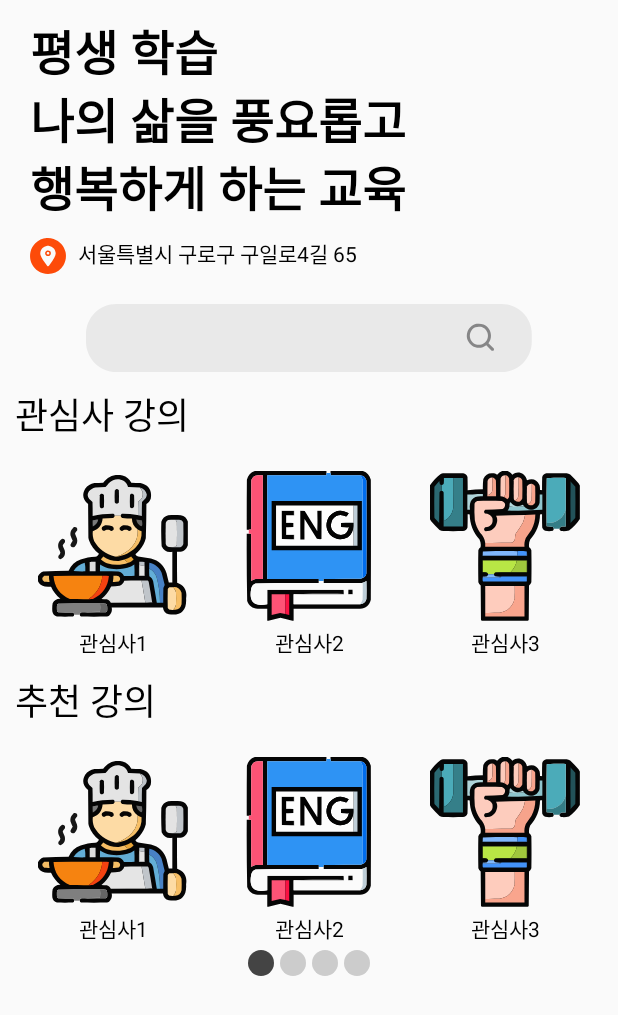
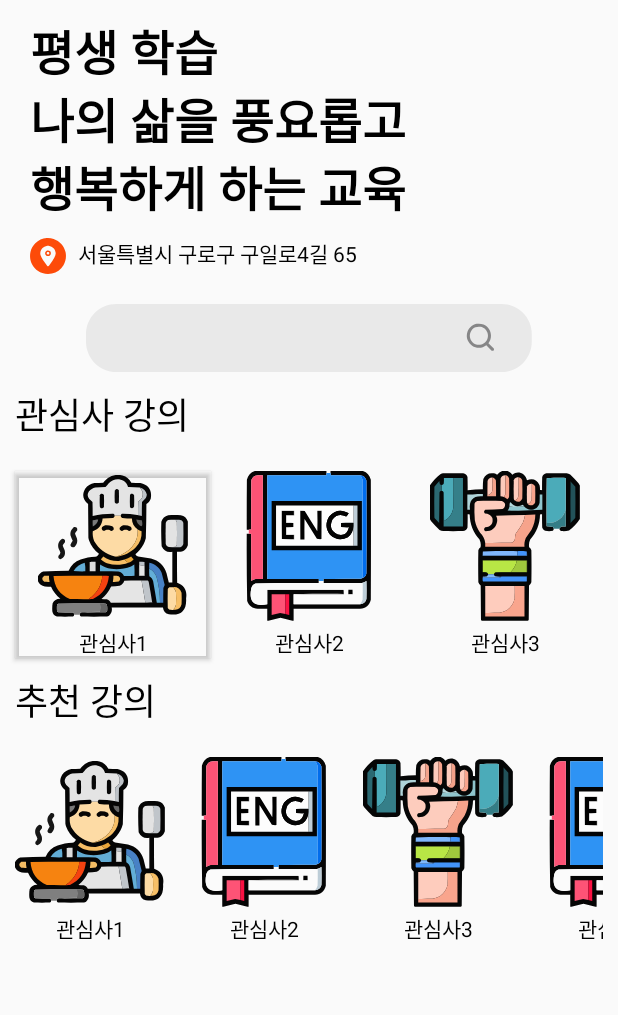
Before and after one commit to YONGHUN0317/LifeLongLearning, an Android app built with Jetpack Compose: the MainView screen opened through its navigation route, on a phone screen of 412 x 824 dp. Shown: the top 1015 px of the screen. Run offline under Robolectric (Android 15) with nearby library versions, the phone set to English and light mode, and no system bars; libraries missing offline, so code that uses them is left out: io.github.muddz.styleabletoast.

Commit message:
MainView.kt 60%

```diff
--- a/presentatiion/build.gradle
+++ b/presentatiion/build.gradle
@@ -92,4 +92,6 @@ dependencies {
     implementation 'io.reactivex.rxjava3:rxandroid:3.0.2'
     debugImplementation 'androidx.compose.ui:ui-tooling'
     debugImplementation 'androidx.compose.ui:ui-test-manifest'
+    implementation "androidx.paging:paging-compose:3.3.0-alpha02"
+
 }
--- a/presentatiion/src/main/java/com/src/presentation/views/main/MainView.kt
+++ b/presentatiion/src/main/java/com/src/presentation/views/main/MainView.kt
@@ -3,9 +3,11 @@ package com.src.presentation.views.main
 import androidx.compose.foundation.ExperimentalFoundationApi
 import androidx.compose.foundation.Image
 import androidx.compose.foundation.background
+import androidx.compose.foundation.horizontalScroll
 import androidx.compose.foundation.layout.Arrangement
 import androidx.compose.foundation.layout.Box
 import androidx.compose.foundation.layout.Column
+import androidx.compose.foundation.layout.PaddingValues
 import androidx.compose.foundation.layout.Row
 import androidx.compose.foundation.layout.fillMaxSize
 import androidx.compose.foundation.layout.fillMaxWidth
@@ -14,13 +16,16 @@ import androidx.compose.foundation.layout.padding
 import androidx.compose.foundation.layout.size
 import androidx.compose.foundation.pager.HorizontalPager
 import androidx.compose.foundation.pager.rememberPagerState
+import androidx.compose.foundation.rememberScrollState
 import androidx.compose.foundation.shape.CircleShape
+import androidx.compose.foundation.shape.RoundedCornerShape
 import androidx.compose.material3.MaterialTheme
 import androidx.compose.material3.Text
 import androidx.compose.runtime.Composable
 import androidx.compose.ui.Alignment
 import androidx.compose.ui.Modifier
 import androidx.compose.ui.draw.clip
+import androidx.compose.ui.draw.shadow
 import androidx.compose.ui.graphics.Color
 import androidx.compose.ui.res.painterResource
 import androidx.compose.ui.text.TextStyle
@@ -32,7 +37,6 @@ import com.src.presentatiion.R
 import com.src.presentation.ui.theme.LifeLongLearningTheme
 
 
-@OptIn(ExperimentalFoundationApi::class)
 @Composable
 fun MainView() {
 
@@ -90,7 +94,10 @@ fun MainView() {
             ) {
                 Column(
                     horizontalAlignment = Alignment.CenterHorizontally,
-                    modifier = Modifier.weight(1f) // Row의 가로 길이를 1/3 가져간다
+                    modifier = Modifier
+                        .weight(1f) // Row의 가로 길이를 1/3 가져간다.
+                        .shadow(elevation = 2.dp)
+
                 ) {
                     Image(
                         painter = painterResource(id = R.drawable.cooking),
@@ -145,29 +152,20 @@ fun MainView() {
                 modifier = Modifier.padding(top = 10.dp),
                 style = TextStyle(fontSize = 24.sp)
             )
-
-            val pageCount = 4
-            val pagerState = rememberPagerState(pageCount = {
-                pageCount
-            })
-            HorizontalPager(
-                state = pagerState
-            ) { page ->
             Row(
                 modifier = Modifier
-                        .fillMaxWidth()
-                        .padding(top = 20.dp),
-                    horizontalArrangement = Arrangement.SpaceBetween
+                    .horizontalScroll(rememberScrollState())
+                    .padding(top = 20.dp)
             ) {
+
                 Column(
                     horizontalAlignment = Alignment.CenterHorizontally,
-                        modifier = Modifier.weight(1f) // Row의 가로 길이를 1/3 가져간다
+                    modifier = Modifier.padding(end = 16.dp)
                 ) {
                     Image(
                         painter = painterResource(id = R.drawable.cooking),
                         contentDescription = "interesting1",
-                            modifier = Modifier
-                                .size(100.dp, 100.dp)
+                        modifier = Modifier.size(100.dp, 100.dp)
                     )
                     Text(
                         text = "관심사1",
@@ -175,16 +173,15 @@ fun MainView() {
                     )
                 }
 
+
                 Column(
                     horizontalAlignment = Alignment.CenterHorizontally,
-                        modifier = Modifier.weight(1f) // Row의 가로 길이를 1/3 가져간다
+                    modifier = Modifier.padding(end = 16.dp)
                 ) {
                     Image(
                         painter = painterResource(id = R.drawable.english),
                         contentDescription = "interesting2",
-                            modifier = Modifier
-                                .size(100.dp, 100.dp)
-
+                        modifier = Modifier.size(100.dp, 100.dp)
                     )
                     Text(
                         text = "관심사2",
@@ -192,40 +189,33 @@ fun MainView() {
                     )
                 }
 
+
                 Column(
                     horizontalAlignment = Alignment.CenterHorizontally,
-                        modifier = Modifier.weight(1f) // Row의 가로 길이를 1/3 가져간다
+                    modifier = Modifier.padding(end = 16.dp)
                 ) {
                     Image(
                         painter = painterResource(id = R.drawable.exercise),
                         contentDescription = "interesting3",
-                            modifier = Modifier
-                                .size(100.dp, 100.dp)
-
+                        modifier = Modifier.size(100.dp, 100.dp)
                     )
                     Text(
                         text = "관심사3",
                         modifier = Modifier.padding(top = 4.dp)
                     )
                 }
-                }
-            }
-            Row(
-                Modifier
-                    .height(50.dp)
-                    .fillMaxWidth(),
-                horizontalArrangement = Arrangement.Center
+                Column(
+                    horizontalAlignment = Alignment.CenterHorizontally,
+                    modifier = Modifier.padding(end = 16.dp)
                 ) {
-                repeat(pageCount) { iteration ->
-                    val color =
-                        if (pagerState.currentPage == iteration) Color.DarkGray else Color.LightGray
-                    Box(
-                        modifier = Modifier
-                            .padding(top = 4.dp , end = 2.dp, start = 2.dp)
-                            .clip(CircleShape)
-                            .background(color)
-                            .size(17.dp)
-
+                    Image(
+                        painter = painterResource(id = R.drawable.english),
+                        contentDescription = "interesting2",
+                        modifier = Modifier.size(100.dp, 100.dp)
+                    )
+                    Text(
+                        text = "관심사4",
+                        modifier = Modifier.padding(top = 4.dp)
                     )
                 }
             }
--- /dev/null
+++ b/presentatiion/src/main/res/drawable/item_background.xml
@@ -0,0 +1,16 @@
+<?xml version="1.0" encoding="utf-8"?>
+<shape xmlns:android="http://schemas.android.com/apk/res/android"
+    android:shape="rectangle">
+    <solid android:color="#eefcfcfc" />
+    <stroke
+        android:width="1dp"
+        android:color="#dadada" />
+
+    <padding
+        android:bottom="1dp"
+        android:left="1dp"
+        android:right="1dp"
+        android:top="1dp" />
+
+    <corners android:radius="1dp" />
+</shape>
--- a/presentatiion/src/main/res/values/strings.xml
+++ b/presentatiion/src/main/res/values/strings.xml
@@ -1,3 +1,5 @@
 <resources>
     <string name="app_name">Presentatiion</string>
+
+
 </resources>
```
Lines whose indentation alone changed are shown as unchanged.
